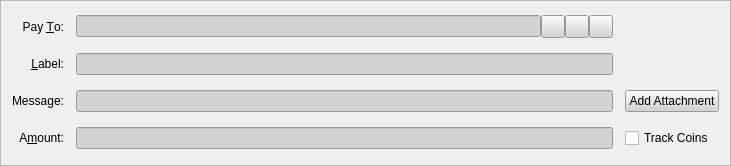
First picture: the form in src/qt/forms/sendcoinsentry.ui, repository gridcoin-community/Gridcoin-Research, before the edit.
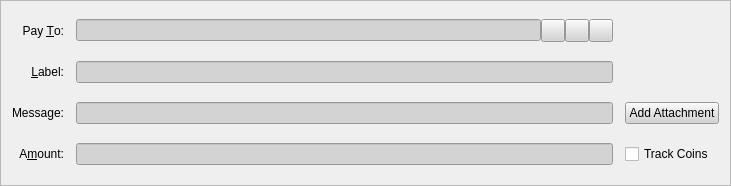
Second picture: the form after the edit. Icons and pictures are not drawn. Custom widgets are drawn as their Qt base class.

Commit message: Add stylesheet to sendcoinsentry.ui to fix color issues with tool tips.

What changed in the file:
```diff
--- a/src/qt/forms/sendcoinsentry.ui
+++ b/src/qt/forms/sendcoinsentry.ui
@@ -7,7 +7,7 @@
     <x>0</x>
     <y>0</y>
     <width>731</width>
-    <height>166</height>
+    <height>186</height>
    </rect>
   </property>
   <property name="windowTitle">
@@ -17,7 +17,8 @@
    <string notr="true">QWidget{color:rgb(0,0,0);}
 QPushButton{background-color: lightgray;}
 QToolButton{background-color: lightgray;}
-QLineEdit{background-color: lightgray;}</string>
+QLineEdit{background-color: lightgray;}
+QToolTip { color: black; background-color: lightgray; border: none;}</string>
   </property>
   <property name="frameShape">
    <enum>QFrame::StyledPanel</enum>
```
